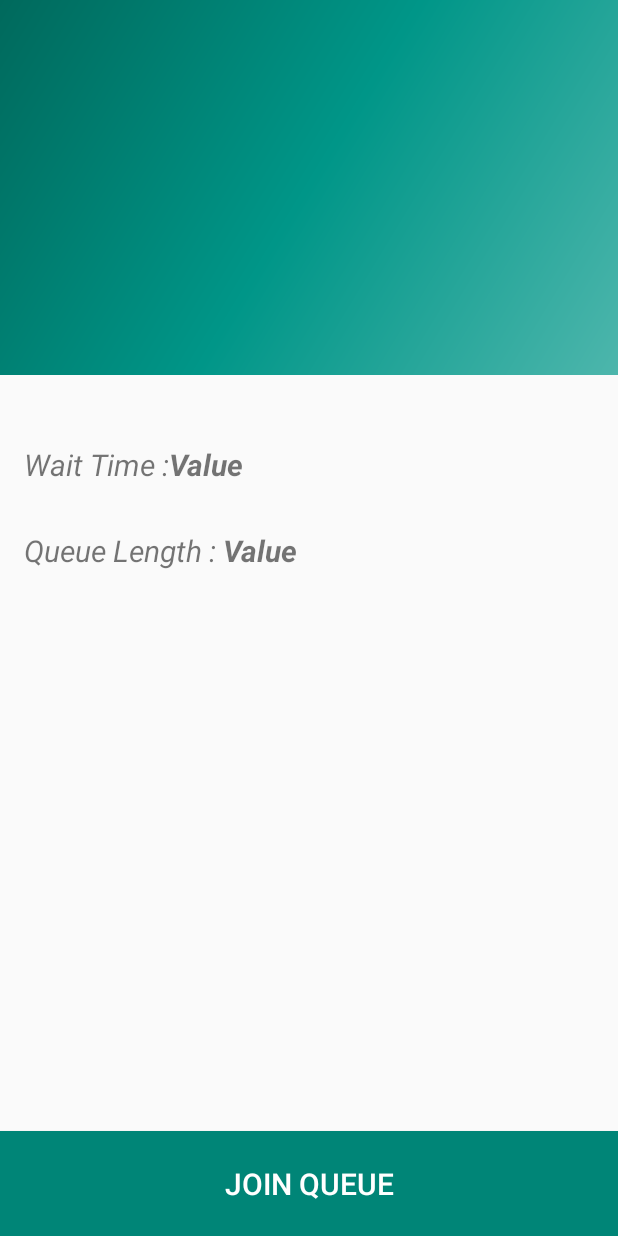
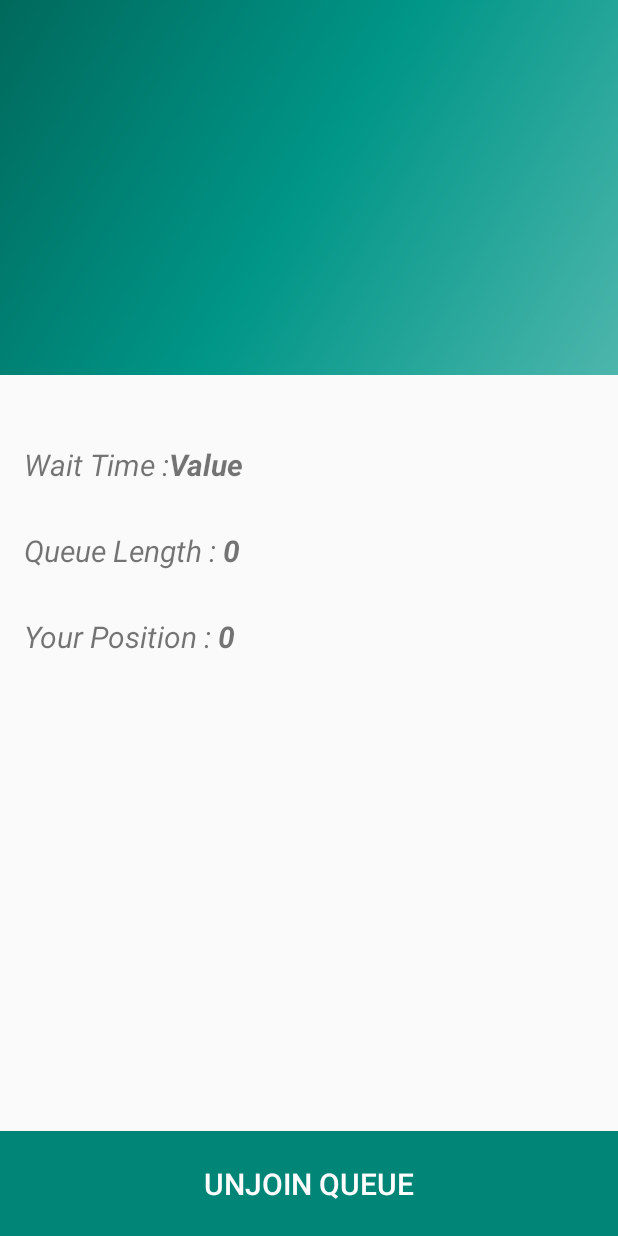
Before and after one commit to ManvithaC/NoQ, an Android app: the QueueActivity screen opened directly, with no data from a screen before it, after a tap on "JOIN QUEUE", on a phone screen of 412 x 824 dp. Run offline under Robolectric (Android 15) with nearby library versions, the phone set to English and light mode, and no system bars; 1 statement that could not run was skipped.

Commit message:
Implemented Unjoin queue

```diff
--- a/app/src/main/java/com/example/noq/QueueActivity.java
+++ b/app/src/main/java/com/example/noq/QueueActivity.java
@@ -20,17 +20,21 @@ public class QueueActivity extends AppCompatActivity {
 
     private TextView cafeAddress, cafeName;
 
-    private TextView waitTime, queueLength;
+    private TextView waitTime, queueLength, queuePositionKey, queuePositionValue;
 
     private Button joinQueue;
 
     private String userId;
+
+    private String placeId;
 
     private GetQueueTask mGetQueueTask = null;
 
     private JoinQueueTask mJoinQueueTask = null;
 
     private QueueActivity parent = this;
+
+    private int queuePosition;
 
     @Override
     protected void onCreate(@Nullable Bundle savedInstanceState) {
@@ -43,14 +47,14 @@ public class QueueActivity extends AppCompatActivity {
         queueLength = (TextView) findViewById(R.id.tvQueueSizeValue);
         joinQueue = (Button) findViewById(R.id.btnJoinQueue);
 
-        final String placeId = getIntent().getStringExtra("placeId");
+        placeId = getIntent().getStringExtra("placeId");
         String placeName = getIntent().getStringExtra("placeName");
         userId = getIntent().getStringExtra("email");
 
         cafeAddress.setText(placeId);
         cafeName.setText(placeName);
 
-        mGetQueueTask = new GetQueueTask(placeId);
+        mGetQueueTask = new GetQueueTask(placeId, userId);
         mGetQueueTask.execute((Void) null);
 
         joinQueue.setOnClickListener(new View.OnClickListener() {
@@ -69,17 +73,20 @@ public class QueueActivity extends AppCompatActivity {
      */
     public class GetQueueTask extends AsyncTask<Object, String, String> {
 
-        private final String mPlaceId;
+        private final String mPlaceId, mUserId;
 
-        public GetQueueTask(String placeId) {
+        public GetQueueTask(String placeId, String userId) {
+
             mPlaceId = placeId;
+
+            mUserId = userId;
         }
 
         @Override
         protected String doInBackground(Object... objects) {
             String returnData ="";
 
-            String url = "https://noqueue-app.herokuapp.com/queues?placeId="+mPlaceId;
+            String url = "https://noqueue-app.herokuapp.com/queues?placeId="+mPlaceId+"&userId="+mUserId;
             DownloadUrl downloadUrl = new DownloadUrl();
             try {
                 returnData = downloadUrl.readUrl(url);
@@ -97,6 +104,10 @@ public class QueueActivity extends AppCompatActivity {
             Log.d("Result", result);
             DownloadUrl downloadUrl = new DownloadUrl();
 
+            queuePositionKey = (TextView) findViewById(R.id.tvQueuePositionKey);
+            queuePositionValue = (TextView) findViewById(R.id.tvQueuePositionValue);
+
+
             int get_places_responseCode = downloadUrl.getResponseCode();
             if(get_places_responseCode == 200){
                 Log.d("Positive - Result", result);
@@ -111,6 +122,18 @@ public class QueueActivity extends AppCompatActivity {
                 Log.d("Map - Result", queueData.get("waitTime"));
                 waitTime.setText(queueData.get("waitTime"));
                 queueLength.setText(queueData.get("queueLength"));
+
+                if(queueData.get("queuePosition") != null)
+                {
+                    Log.d("Queue Position", queueData.get("queuePosition"));
+                    queuePosition = Integer.parseInt(queueData.get("queuePosition"));
+                    queuePositionKey.setVisibility(View.VISIBLE);
+                    queuePositionValue.setText(String.valueOf(queuePosition));
+                    queuePositionValue.setVisibility(View.VISIBLE);
+                    joinQueue.setText("UNJOIN QUEUE");
+                } else {
+                    queuePosition = Integer.parseInt(queueData.get("queueLength"))+1;
+                }
             }
             if(get_places_responseCode == 401){
                 Toast toast =  Toast.makeText(getApplicationContext(), "Error occured",
@@ -167,6 +190,19 @@ public class QueueActivity extends AppCompatActivity {
         @Override
         protected void onPostExecute(String result) {
             mJoinQueueTask = null;
+
+            queuePositionKey = (TextView) findViewById(R.id.tvQueuePositionKey);
+            queuePositionValue = (TextView) findViewById(R.id.tvQueuePositionValue);
+            joinQueue = (Button) findViewById(R.id.btnJoinQueue);
+
+            queueLength.setText(String.valueOf(queuePosition));
+
+            queuePositionKey.setVisibility(View.VISIBLE);
+            queuePositionValue.setText(String.valueOf(queuePosition));
+            queuePositionValue.setVisibility(View.VISIBLE);
+
+            joinQueue.setText("UNJOIN QUEUE");
+
             if(result == "Successful"){
                 Log.d("Add User success", result);
             }
--- a/app/src/main/res/layout/queue_content.xml
+++ b/app/src/main/res/layout/queue_content.xml
@@ -53,4 +53,29 @@
             android:textStyle="bold|italic"
             android:text=" @string/value"/>
     </LinearLayout>
+    <LinearLayout xmlns:android="http://schemas.android.com/apk/res/android"
+        android:layout_width="match_parent"
+        android:layout_height="wrap_content"
+        android:gravity="start"
+        android:layout_marginTop="30dp"
+        android:orientation="horizontal">
+
+        <TextView
+            android:id="@+id/tvQueuePositionKey"
+            android:layout_width="wrap_content"
+            android:layout_height="wrap_content"
+            android:text="Your Position : "
+            android:visibility="gone"
+            android:textSize="20sp"
+            android:textStyle="italic" />
+
+        <TextView
+            android:id="@+id/tvQueuePositionValue"
+            android:layout_width="wrap_content"
+            android:layout_height="wrap_content"
+            android:text=" @string/value"
+            android:visibility="gone"
+            android:textSize="20sp"
+            android:textStyle="bold|italic" />
+    </LinearLayout>
 </LinearLayout>
```
